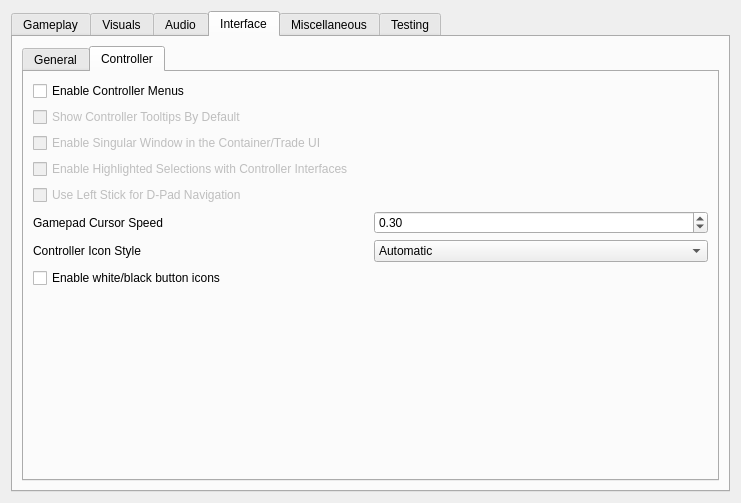
This is apps/launcher/ui/settingspage.ui in zander2k1/groovy-openmw as Qt 5 draws it before an edit. The edited form follows.
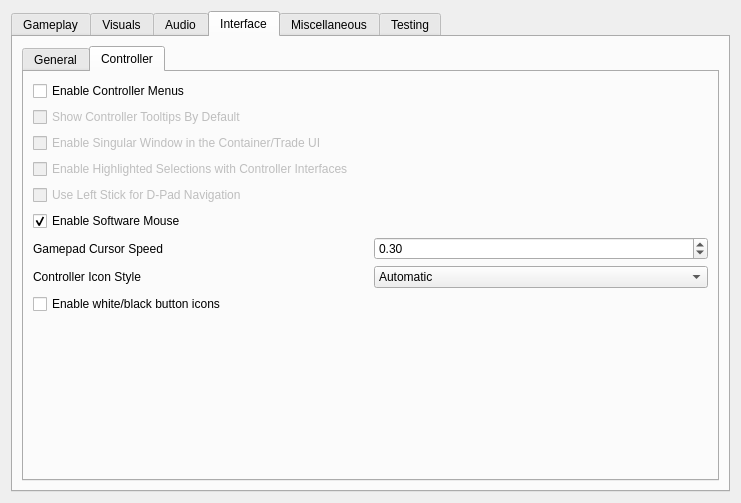
This is the edited form. The open tabs and pages were chosen to show the change.

Commit message: OpenMW-XBOX: Modified software cursor to have a better "feel"

```diff
--- a/apps/launcher/ui/settingspage.ui
+++ b/apps/launcher/ui/settingspage.ui
@@ -1640,6 +1640,19 @@
               </property>
              </widget>
             </item>
+            <item row="5" column="0">
+             <widget class="QCheckBox" name="enableSoftwareMouseCheckBox">
+              <property name="toolTip">
+               <string>Use the software cursor (drawn by the UI) instead of the hardware cursor when using the controller.</string>
+              </property>
+              <property name="text">
+               <string>Enable Software Mouse</string>
+              </property>
+              <property name="checked">
+               <bool>true</bool>
+              </property>
+             </widget>
+            </item>
             <item row="6" column="0">
              <layout class="QHBoxLayout" name="gamepadCursorSpeedLayout">
               <item>
```
Left out of the diff: 2 changed lines with no effect on the pictures. The commit also changes 14 other files.
